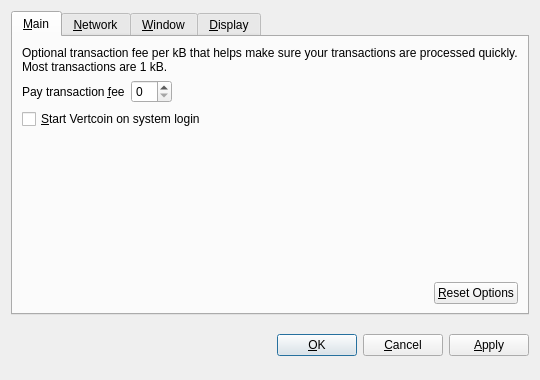
Before: the Qt Designer form src/qt/forms/optionsdialog.ui in ECHO-ECHOOooo/kudzucoin, drawn with Qt 5.
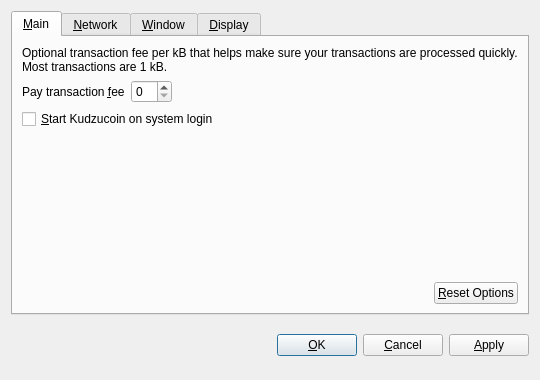
After: the same form once the commit is applied. Custom widgets are drawn as their Qt base class.

```diff
--- a/src/qt/forms/optionsdialog.ui
+++ b/src/qt/forms/optionsdialog.ui
@@ -82,7 +82,7 @@
           <string>Automatically start Vertcoin after logging in to the system.</string>
          </property>
          <property name="text">
-          <string>&amp;Start Vertcoin on system login</string>
+          <string>&amp;Start Kudzucoin on system login</string>
          </property>
         </widget>
        </item>
```
Left out of the diff: 10 changed lines with no effect on the pictures.
